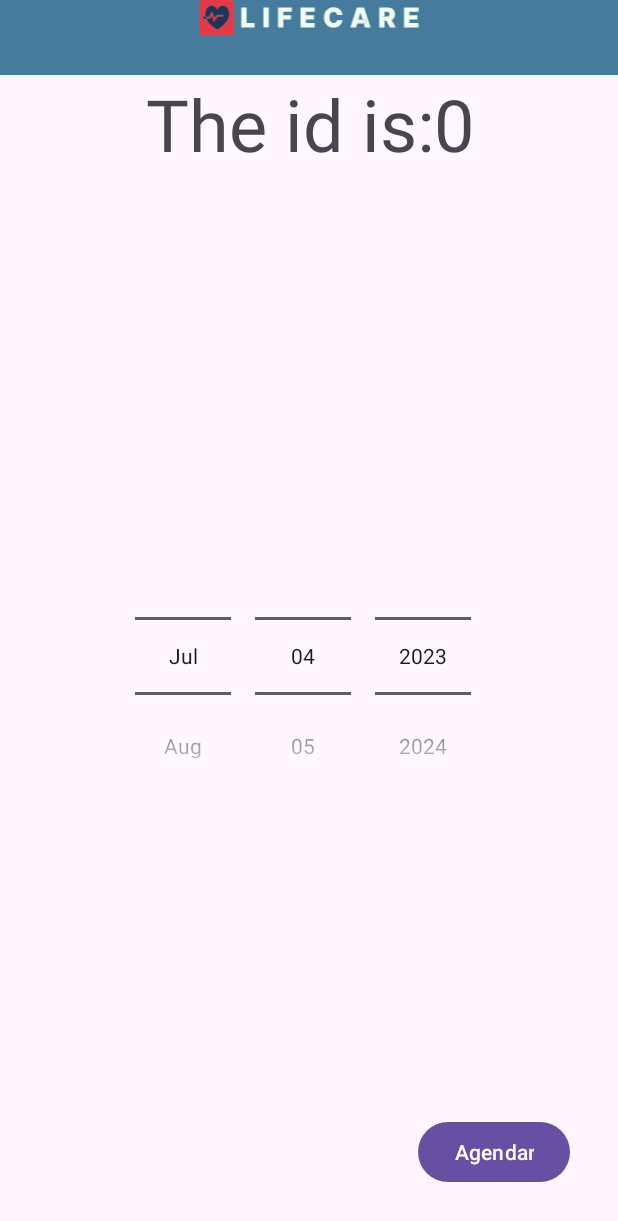
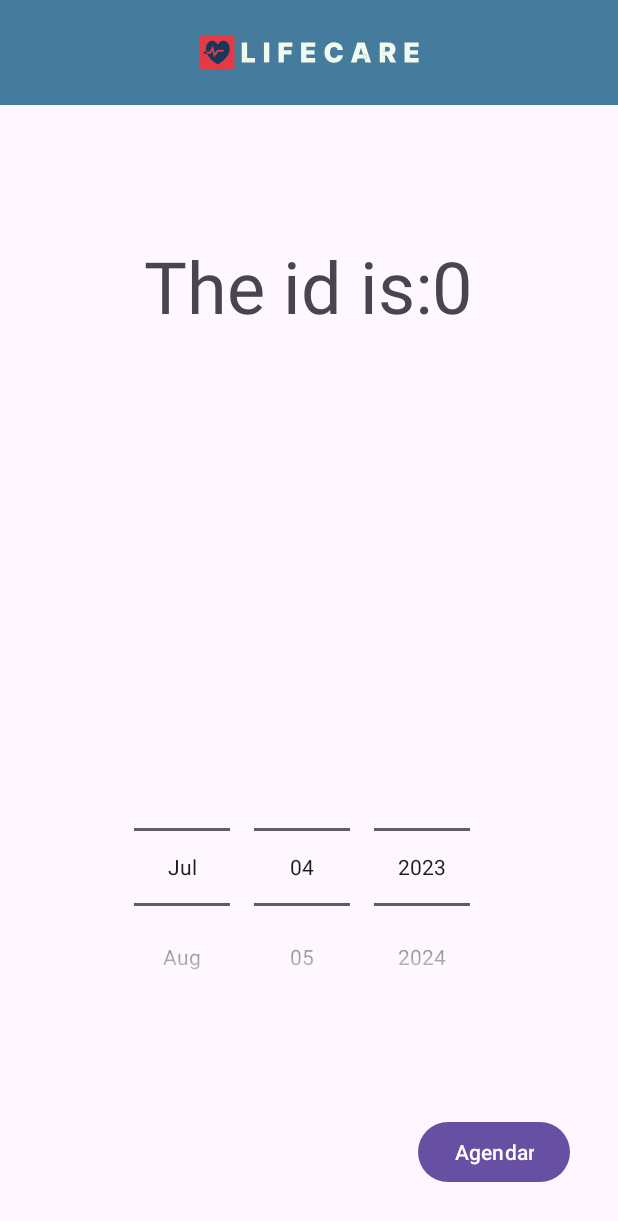
Before and after one commit to lvizfernando/AA1_Mobile, an Android app: the Agendamento screen opened directly, with no data from a screen before it, on a phone screen of 412 x 824 dp. Shown: the top 1221 px of the screen. Run offline under Robolectric (Android 15) with nearby library versions, the phone set to English and light mode, and no system bars.

Commit message:
Modificada navbar em agendamento

```diff
--- a/app/src/main/res/layout/activity_agendamento.xml
+++ b/app/src/main/res/layout/activity_agendamento.xml
@@ -6,27 +6,28 @@
     android:layout_height="match_parent"
     tools:context=".Agendamento">
 
-    <RelativeLayout
-        android:id="@+id/header"
+    <!-- Header -->
+    <View
+        android:id="@+id/headerBackground"
         android:layout_width="match_parent"
-        android:layout_height="50dp"
-        android:layout_marginBottom="10dp"
+        android:layout_height="70dp"
         android:background="@color/blue"
-        app:layout_constraintBottom_toBottomOf="parent"
         app:layout_constraintEnd_toEndOf="parent"
-        app:layout_constraintHorizontal_bias="0.0"
+        app:layout_constraintStart_toStartOf="parent"
+        app:layout_constraintTop_toTopOf="parent" />
+
+    <ImageView
+        android:id="@+id/headerImage"
+        android:layout_width="wrap_content"
+        android:layout_height="wrap_content"
+        android:src="@drawable/logotipo"
+        app:layout_constraintBottom_toBottomOf="@id/headerBackground"
+        app:layout_constraintEnd_toEndOf="parent"
+        app:layout_constraintHorizontal_bias="0.5"
         app:layout_constraintStart_toStartOf="parent"
         app:layout_constraintTop_toTopOf="parent"
-        app:layout_constraintVertical_bias="0.0">
-
-
-        <ImageView
-            android:id="@+id/header_image"
-            android:layout_width="match_parent"
-            android:layout_height="wrap_content"
-            android:contentDescription="@string/logotipo"
-            android:src="@drawable/logotipo" />
-    </RelativeLayout>
+        app:layout_constraintVertical_bias="0.5"
+        tools:ignore="ContentDescription" />
 
     <Button
         android:id="@+id/agendarButton"
@@ -42,22 +43,25 @@
         android:id="@+id/idView"
         android:layout_width="wrap_content"
         android:layout_height="wrap_content"
+        android:layout_marginTop="88dp"
         android:text="@string/loading"
         android:textSize="48sp"
         app:layout_constraintEnd_toEndOf="parent"
-        app:layout_constraintHorizontal_bias="0.504"
+        app:layout_constraintHorizontal_bias="0.496"
         app:layout_constraintStart_toStartOf="parent"
-        app:layout_constraintTop_toBottomOf="@+id/header" />
+        app:layout_constraintTop_toBottomOf="@+id/headerBackground" />
 
     <DatePicker
         android:id="@+id/datePicker"
         android:layout_width="wrap_content"
         android:layout_height="wrap_content"
+        android:layout_marginBottom="140dp"
         android:calendarViewShown="false"
         android:datePickerMode="spinner"
         android:startYear="2023"
         app:layout_constraintBottom_toBottomOf="parent"
         app:layout_constraintEnd_toEndOf="parent"
+        app:layout_constraintHorizontal_bias="0.496"
         app:layout_constraintStart_toStartOf="parent"
         app:layout_constraintTop_toBottomOf="@+id/header" />
 
```
